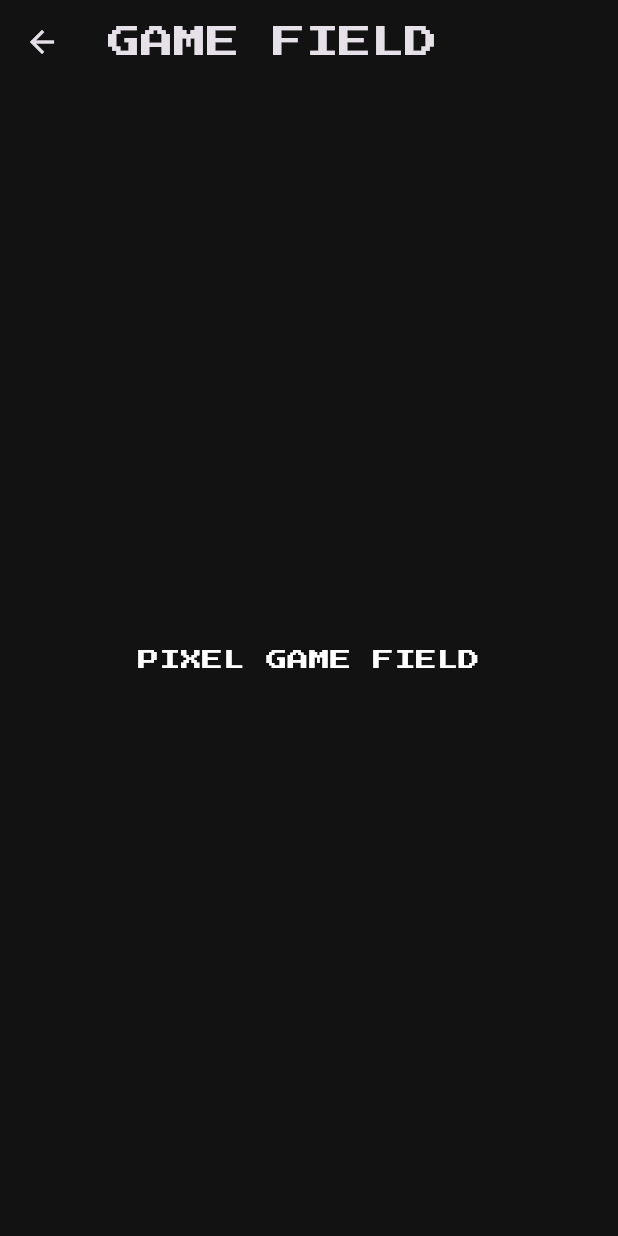
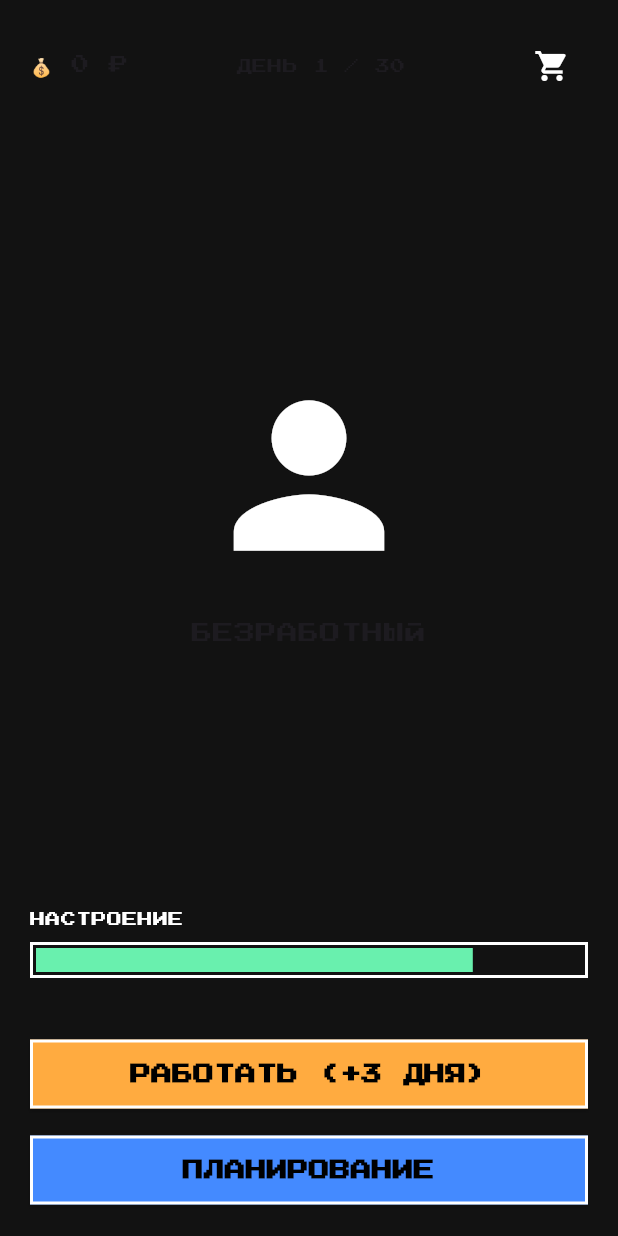
Before and after one commit to zhukockijmaxim9/Pixel_life_simulator, a Flutter app: the GameScreen screen opened by its route, on a phone screen of 412 x 824 dp. Run offline on Flutter 3.47's test engine with Material 3 defaults, Android fonts, the light colour scheme and no system bars; our stand-ins replace google_fonts.

Commit message:
Добавление информации на главный экран, настроение, деньги, ход времени

```diff
--- a/lib/screens/game_screen.dart
+++ b/lib/screens/game_screen.dart
@@ -1,19 +1,93 @@
 import 'package:flutter/material.dart';
+import 'package:provider/provider.dart';
+import '../app_state.dart';
+import '../widgets/pixel_progress_bar.dart';
 
 class GameScreen extends StatelessWidget {
   const GameScreen({super.key});
+
+  Color _getCharacterColor(double mood) {
+    if (mood > 80) return Colors.greenAccent;
+    if (mood < 40) return Colors.redAccent;
+    return Colors.white;
+  }
 
   @override
   Widget build(BuildContext context) {
     return Scaffold(
       backgroundColor: const Color(0xFF121212),
-      appBar: AppBar(
-        title: const Text('GAME FIELD'),
-        backgroundColor: Colors.transparent,
-        elevation: 0,
-      ),
-      body: const Center(
-        child: Text('PIXEL GAME FIELD', style: TextStyle(color: Colors.white)),
+      body: Consumer<GameState>(
+        builder: (context, state, child) {
+          return SafeArea(
+            child: Padding(
+              padding: const EdgeInsets.all(20.0),
+              child: Column(
+                children: [
+                  // Status Bar
+                  Row(
+                    mainAxisAlignment: MainAxisAlignment.spaceBetween,
+                    children: [
+                      Text(
+                        '💰 ${state.money.toStringAsFixed(0)} ₽',
+                        style: const TextStyle(fontSize: 12),
+                      ),
+                      Text(
+                        'ДЕНЬ ${state.currentDay} / 30',
+                        style: const TextStyle(fontSize: 10),
+                      ),
+                      IconButton(
+                        onPressed: () => Navigator.pushNamed(context, '/shop'),
+                        icon: const Icon(
+                          Icons.shopping_cart,
+                          color: Colors.white,
+                        ),
+                      ),
+                    ],
+                  ),
+                  const Spacer(),
+                  // Character Section
+                  Icon(
+                    Icons.person,
+                    size: 150,
+                    color: _getCharacterColor(state.mood),
+                  ),
+                  const SizedBox(height: 20),
+                  Text(
+                    state.selectedJob?.title ?? 'БЕЗРАБОТНЫЙ',
+                    style: const TextStyle(fontSize: 14),
+                  ),
+                  const Spacer(),
+                  // Progress Bars
+                  PixelProgressBar(value: state.mood, label: 'НАСТРОЕНИЕ'),
+                  const SizedBox(height: 40),
+                  // Controls
+                  SizedBox(
+                    width: double.infinity,
+                    child: ElevatedButton(
+                      style: ElevatedButton.styleFrom(
+                        backgroundColor: Colors.orangeAccent,
+                      ),
+                      onPressed: () => state.nextTurn(3),
+                      child: const Text('РАБОТАТЬ (+3 ДНЯ)'),
+                    ),
+                  ),
+                  const SizedBox(height: 16),
+                  SizedBox(
+                    width: double.infinity,
+                    child: ElevatedButton(
+                      style: ElevatedButton.styleFrom(
+                        backgroundColor: Colors.blueAccent,
+                      ),
+                      onPressed: () =>
+                          Navigator.pushNamed(context, '/planning'),
+                      child: const Text('ПЛАНИРОВАНИЕ'),
+                    ),
+                  ),
+                ],
+              ),
+            ),
+          );
+        },
       ),
     );
   }
--- /dev/null
+++ b/lib/widgets/pixel_progress_bar.dart
@@ -0,0 +1,43 @@
+import 'package:flutter/material.dart';
+
+class PixelProgressBar extends StatelessWidget {
+  final double value; // 0 to 100
+  final String label;
+
+  const PixelProgressBar({super.key, required this.value, required this.label});
+
+  Color _getColor() {
+    if (value > 70) return Colors.greenAccent;
+    if (value > 30) return Colors.yellowAccent;
+    return Colors.redAccent;
+  }
+
+  @override
+  Widget build(BuildContext context) {
+    return Column(
+      crossAxisAlignment: CrossAxisAlignment.start,
+      children: [
+        Text(label, style: const TextStyle(fontSize: 10, color: Colors.white)),
+        const SizedBox(height: 8),
+        Container(
+          height: 24,
+          width: double.infinity,
+          decoration: BoxDecoration(
+            border: Border.all(color: Colors.white, width: 2),
+          ),
+          child: Padding(
+            padding: const EdgeInsets.all(2.0),
+            child: Stack(
+              children: [
+                FractionallySizedBox(
+                  widthFactor: value / 100,
+                  child: Container(color: _getColor()),
+                ),
+              ],
+            ),
+          ),
+        ),
+      ],
+    );
+  }
+}
```
